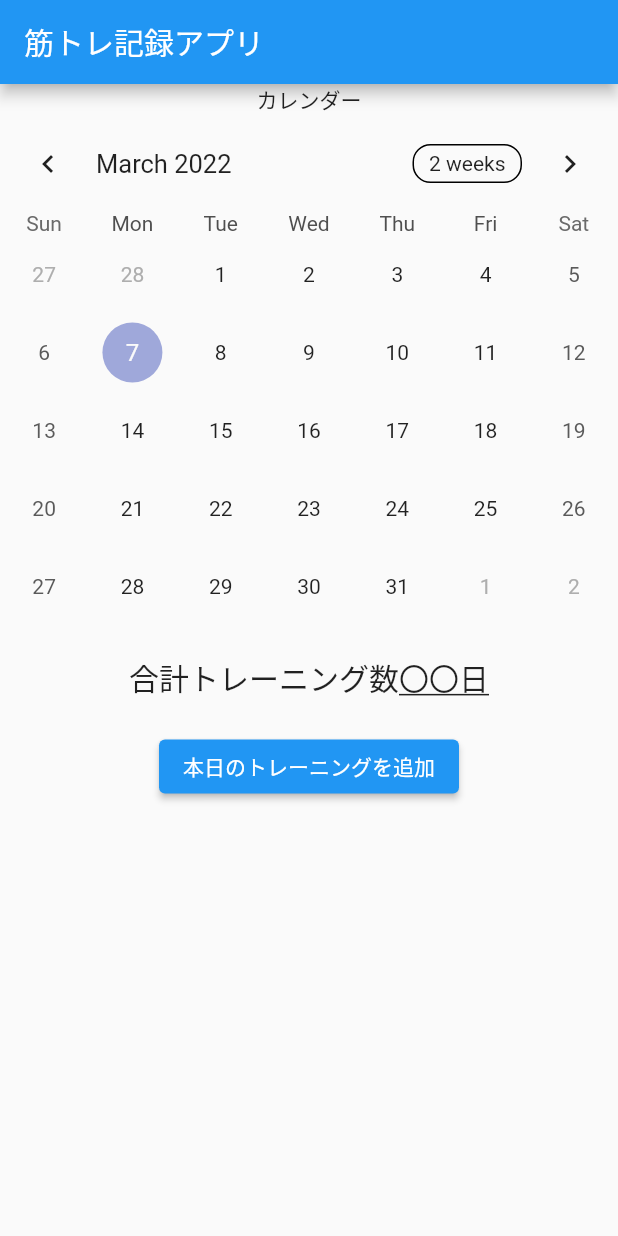
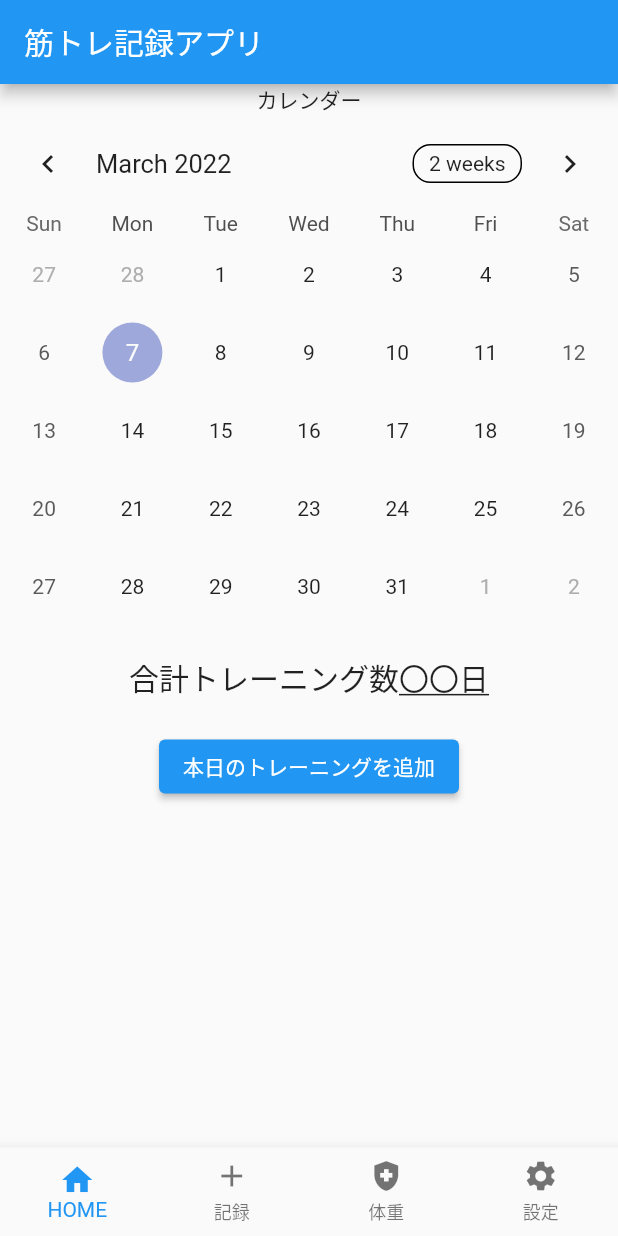
Before and after one commit to kos-san/training_note, a Flutter app: the screen it shows after launch, on a phone screen of 412 x 824 dp. Run offline on Flutter 3.47's test engine with Material 2 defaults, Android fonts, the phone set to English and light mode, and no system bars; drawn by our look-alikes of table_calendar.

Commit message:
ホーム画面にナビゲーションバー追加

```diff
--- a/lib/main.dart
+++ b/lib/main.dart
@@ -48,6 +48,7 @@ class _MyHomePageState extends State<MyHomePage> {
         title: Text('筋トレ記録アプリ'),
       ),
       body: HomePage(),
+      bottomNavigationBar: NavBar.bottomNavigationBar(),
       );
   }
 }
```
